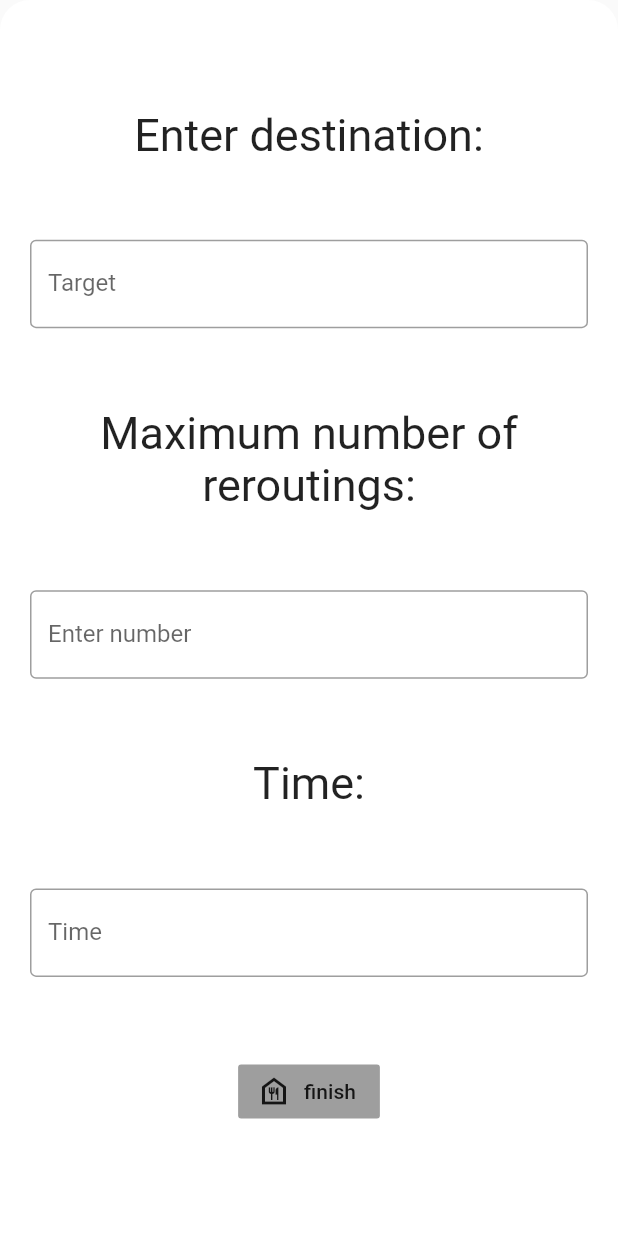
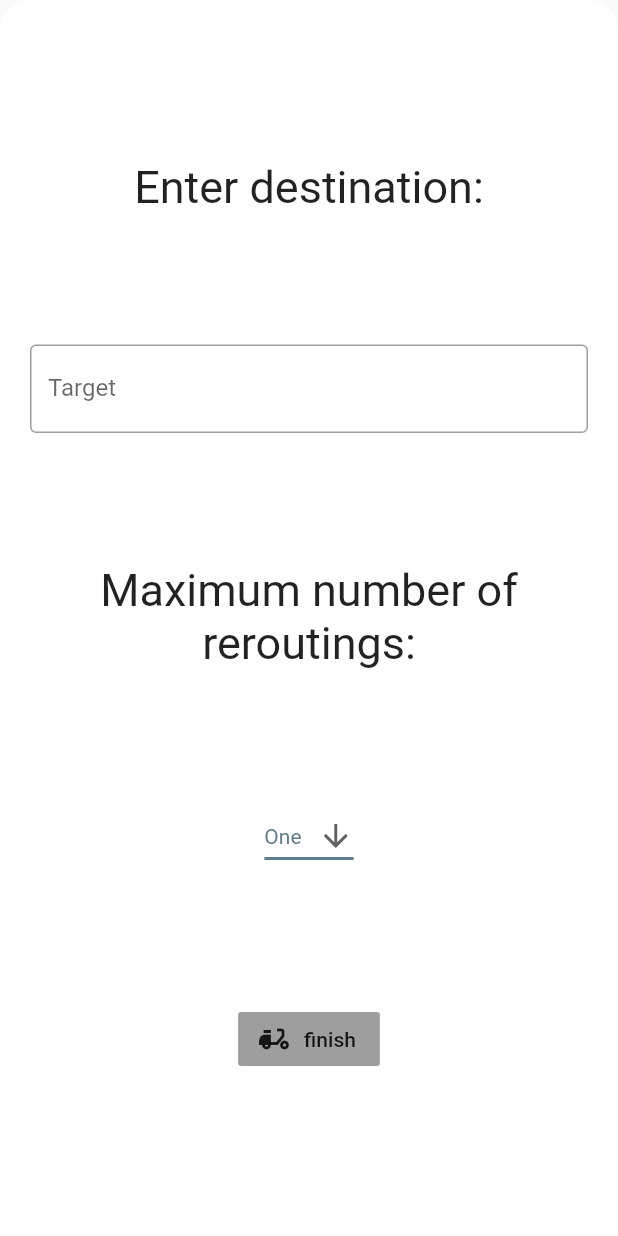
Before and after one commit to art-r/Foodery, a Flutter app: the LieferantList screen opened by its route, after a tap on an icon or button, on a phone screen of 412 x 824 dp. Run offline on Flutter 3.47's test engine with Material 2 defaults, Android fonts, the phone set to English and light mode, and no system bars.

Commit message:
Dropdownpush

```diff
--- a/Gabriel/deliverapp/lib/screens/Lieferant/lieferantlist.dart
+++ b/Gabriel/deliverapp/lib/screens/Lieferant/lieferantlist.dart
@@ -50,52 +50,12 @@ class _LieferantListState extends State<LieferantList> {
                         textAlign: TextAlign.center,
                         style: TextStyle(fontSize: 30),
                       ),
-                      TextField(
-                          decoration: InputDecoration(
-                              border: OutlineInputBorder(),
-                              labelText: 'Enter number')),
-
-//                            @override
-//                           Widget build(BuildContext context) {
-//                             return DropdownButton<String>(
-//                             value: dropdownValue,
-//                             icon: Icon(Icons.arrow_downward),
-//                             iconSize: 24,
-//                             elevation: 16,
-//                             style: TextStyle(color: Colors.deepPurple),
-//                             underline: Container(
-//                             height: 2,
-//                             color: Colors.deepPurpleAccent,
-//                             ),
-//                             onChanged: (String newValue) {
-//                             setState(() {
-//                             dropdownValue = newValue;
-//                             });
-//                             },
-//                             items: <String>['One', 'Two', 'Three','Four','Five']
-//                             .map<DropdownMenuItem<String>>((String value) {
-//                             return DropdownMenuItem<String>(
-//                             value: value,
-//                             child: Text(value),
-//                             );
-//                             }).toList(),
-//                             );
-//   }
-// }
-
-                      Text(
-                        'Time:',
-                        textAlign: TextAlign.center,
-                        style: TextStyle(fontSize: 30),
-                      ),
-                      TextField(
-                          decoration: InputDecoration(
-                              border: OutlineInputBorder(), labelText: 'Time')),
+                      MyStatefulWidget(), //DropDownButton, siehe Class unten
                       FlatButton.icon(
                         onPressed: () {
                           Navigator.of(context).maybePop();
                         },
-                        icon: Icon(Icons.food_bank_outlined),
+                        icon: Icon(Icons.delivery_dining),
                         label: Text('finish'),
                         color: Colors.grey,
                         splashColor: Colors.blueGrey,
@@ -110,3 +70,58 @@ class _LieferantListState extends State<LieferantList> {
     );
   }
 }
+
+class MyApp extends StatelessWidget {
+  static const String _title = 'Flutter Code Sample';
+
+  @override
+  Widget build(BuildContext context) {
+    return MaterialApp(
+      title: _title,
+      home: Scaffold(
+        appBar: AppBar(title: const Text(_title)),
+        body: Center(
+          child: MyStatefulWidget(),
+        ),
+      ),
+    );
+  }
+}
+
+class MyStatefulWidget extends StatefulWidget {
+  MyStatefulWidget({Key key}) : super(key: key);
+
+  @override
+  _MyStatefulWidgetState createState() => _MyStatefulWidgetState();
+}
+
+class _MyStatefulWidgetState extends State<MyStatefulWidget> {
+  String dropdownValue = 'One';
+
+  @override
+  Widget build(BuildContext context) {
+    return DropdownButton<String>(
+      value: dropdownValue,
+      icon: Icon(Icons.arrow_downward),
+      iconSize: 24,
+      elevation: 16,
+      style: TextStyle(color: Colors.blueGrey),
+      underline: Container(
+        height: 2,
+        color: Colors.blueGrey,
+      ),
+      onChanged: (String newValue) {
+        setState(() {
+          dropdownValue = newValue;
+        });
+      },
+      items: <String>['One', 'Two', 'Three', 'Four', 'Five']
+          .map<DropdownMenuItem<String>>((String value) {
+        return DropdownMenuItem<String>(
+          value: value,
+          child: Text(value),
+        );
+      }).toList(),
+    );
+  }
+}
```
